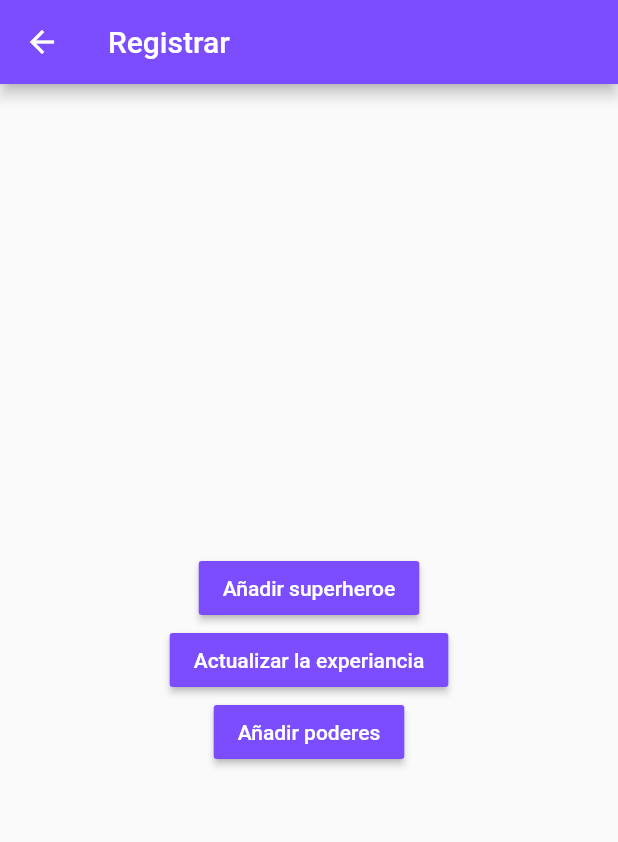
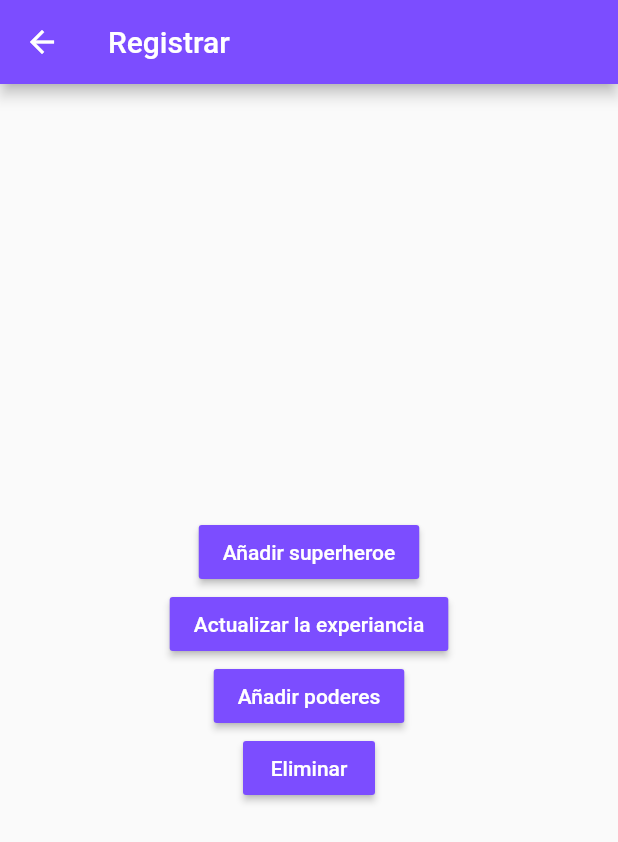
Before and after one commit to dafm10/flutter_codigo4_state, a Flutter app: the RegisterPage screen opened directly, on a phone screen of 412 x 824 dp. Shown: the top 842 px of the screen. Run offline on Flutter 3.47's test engine with Material 2 defaults, Android fonts, the phone set to English and light mode, and no system bars; our stand-ins replace bloc, flutter_bloc.

```diff
--- a/lib/cubit/superheroe/superheroe_bloc.dart
+++ b/lib/cubit/superheroe/superheroe_bloc.dart
@@ -31,5 +31,9 @@ class SuperheroeBloc extends Bloc<SuperheroeEvent, SuperheroeState> {
         ),
       );
     });
+
+    on<SuperheroeDeleteEvent>((event, emit) {
+
+    });
   }
 }
--- a/lib/cubit/superheroe/superheroe_event.dart
+++ b/lib/cubit/superheroe/superheroe_event.dart
@@ -22,5 +22,7 @@ class SuperheroeAddPowerEvent extends SuperheroeEvent {
 
   SuperheroeAddPowerEvent({
     required this.powers,
-});
+  });
 }
+
+class SuperheroeDeleteEvent extends SuperheroeEvent{}
--- a/lib/pages/register_page.dart
+++ b/lib/pages/register_page.dart
@@ -68,6 +68,20 @@ class RegisterPage extends StatelessWidget {
               ),
               color: Colors.deepPurpleAccent,
             ),
+            MaterialButton(
+              onPressed: () {
+                BlocProvider.of<SuperheroeBloc>(context).add(
+                  SuperheroeDeleteEvent(),
+                );
+              },
+              child: const Text(
+                "Eliminar",
+                style: TextStyle(
+                  color: Colors.white,
+                ),
+              ),
+              color: Colors.deepPurpleAccent,
+            ),
           ],
         ),
       ),
```
